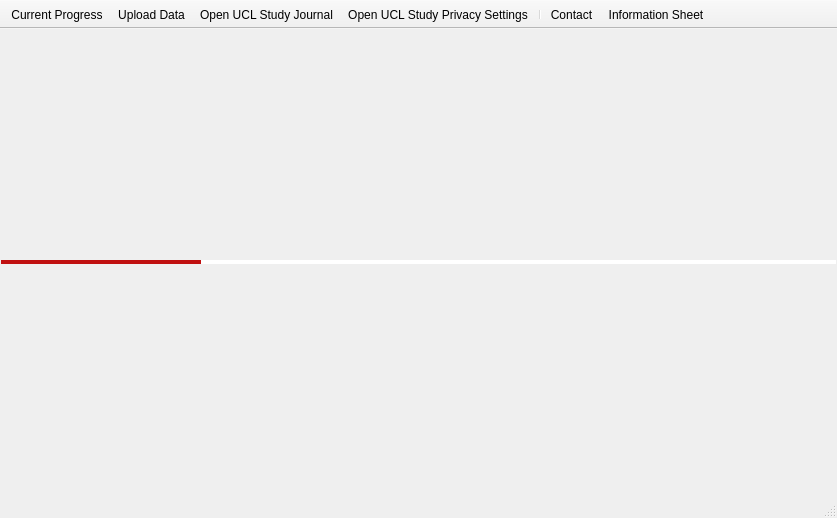
This is mainwindow.ui in SteveDodierLazaroPhD/UserStudyManager as Qt 5 draws it before an edit. The edited form follows.
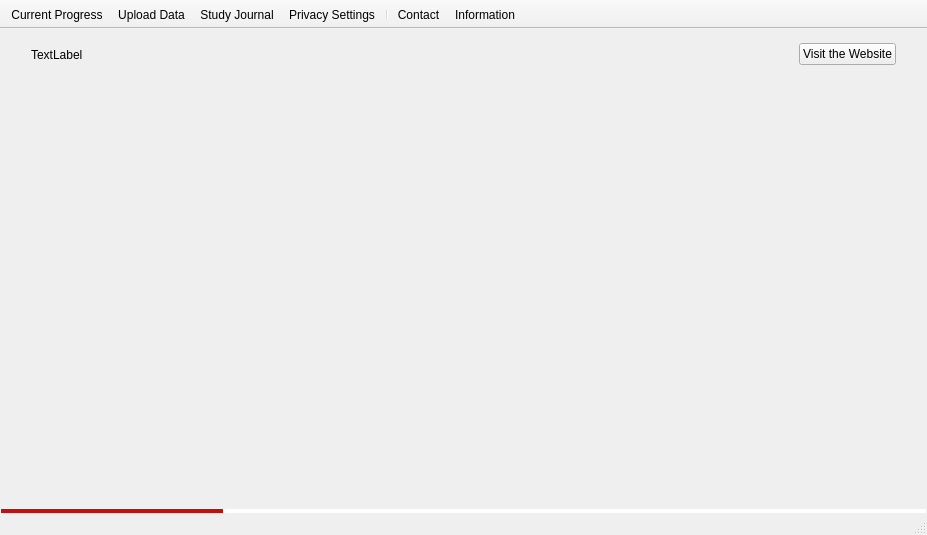
This is the edited form. Icons and pictures are not drawn.

What changed in the file:
```diff
--- a/mainwindow.ui
+++ b/mainwindow.ui
@@ -6,8 +6,8 @@
    <rect>
     <x>0</x>
     <y>0</y>
-    <width>837</width>
-    <height>518</height>
+    <width>914</width>
+    <height>535</height>
    </rect>
   </property>
   <property name="windowTitle">
@@ -34,6 +34,47 @@
     <property name="bottomMargin">
      <number>0</number>
     </property>
+    <item alignment="Qt::AlignTop">
+     <widget class="QWidget" name="buttonUI" native="true">
+      <layout class="QHBoxLayout" name="buttonLayout" stretch="1,0">
+       <property name="leftMargin">
+        <number>30</number>
+       </property>
+       <property name="topMargin">
+        <number>12</number>
+       </property>
+       <property name="rightMargin">
+        <number>30</number>
+       </property>
+       <property name="bottomMargin">
+        <number>12</number>
+       </property>
+       <item alignment="Qt::AlignRight">
+        <widget class="QLabel" name="buttonUILabel">
+         <property name="minimumSize">
+          <size>
+           <width>762</width>
+           <height>27</height>
+          </size>
+         </property>
+         <property name="text">
+          <string>TextLabel</string>
+         </property>
+        </widget>
+       </item>
+       <item>
+        <widget class="QPushButton" name="buttonUIButton">
+         <property name="text">
+          <string>Visit the Website</string>
+         </property>
+         <property name="icon">
+          <iconset theme="web-browser"/>
+         </property>
+        </widget>
+       </item>
+      </layout>
+     </widget>
+    </item>
     <item>
      <widget class="QProgressBar" name="progressBar">
       <property name="styleSheet">
@@ -93,7 +134,7 @@
     </size>
    </property>
    <property name="toolButtonStyle">
-    <enum>Qt::ToolButtonIconOnly</enum>
+    <enum>Qt::ToolButtonTextUnderIcon</enum>
    </property>
    <property name="floatable">
     <bool>false</bool>
@@ -151,6 +192,9 @@
    <property name="text">
     <string>Information Sheet</string>
    </property>
+   <property name="iconText">
+    <string>Information</string>
+   </property>
    <property name="toolTip">
     <string>Read the information sheet</string>
    </property>
@@ -176,6 +220,9 @@
    <property name="text">
     <string>Open UCL Study Privacy Settings</string>
    </property>
+   <property name="iconText">
+    <string>Privacy Settings</string>
+   </property>
   </action>
   <action name="actionActivityJournal">
    <property name="icon">
@@ -185,6 +232,9 @@
    <property name="text">
     <string>Open UCL Study Journal</string>
    </property>
+   <property name="iconText">
+    <string>Study Journal</string>
+   </property>
    <property name="toolTip">
     <string>Open Activity Journal</string>
    </property>
```
